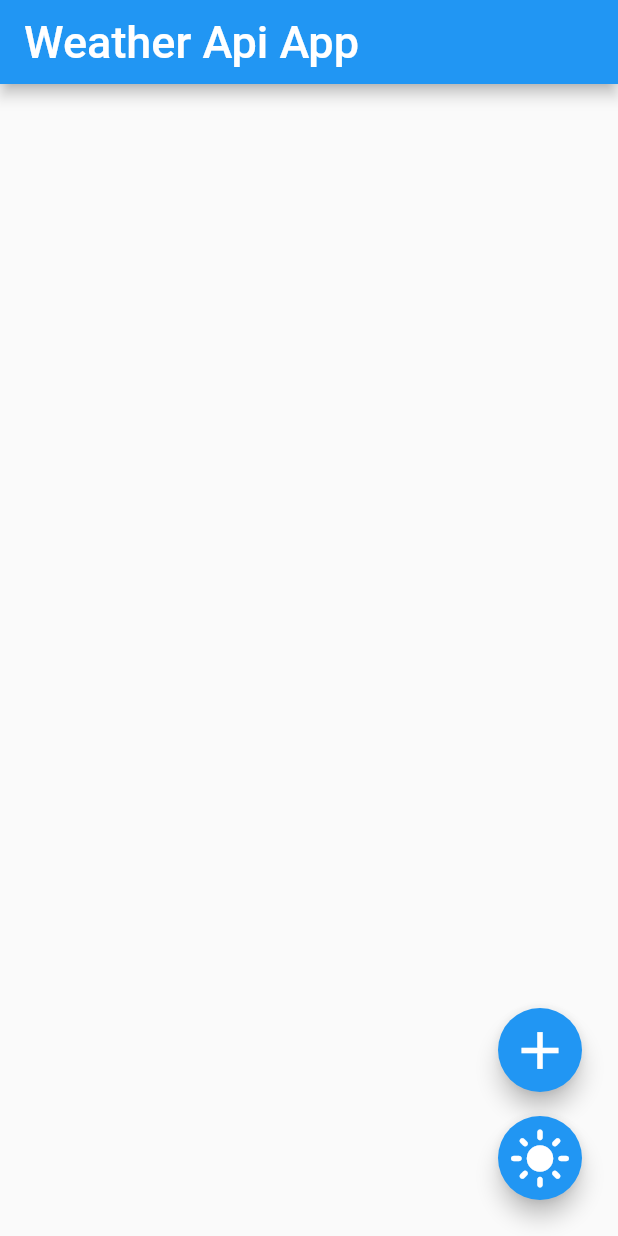
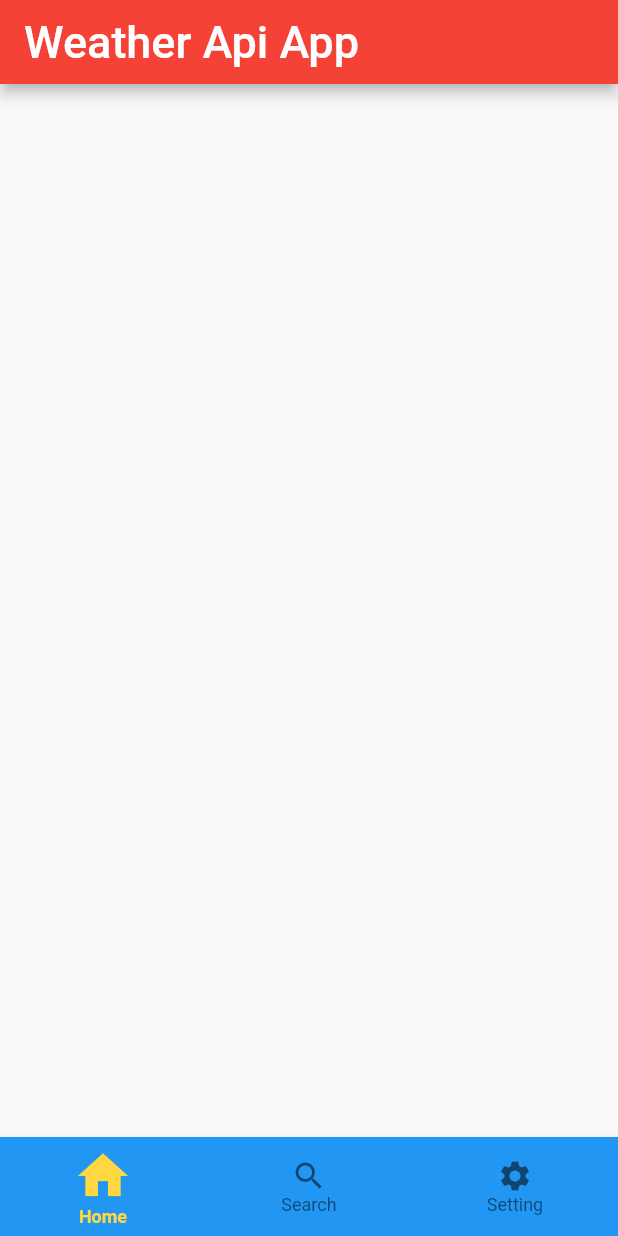
Before and after one commit to LHSang6403/Flutter-Weather-App, a Flutter app: the screen it shows after launch, on a phone screen of 412 x 824 dp. Run offline on Flutter 3.47's test engine with Material 2 defaults, Android fonts, the light colour scheme and no system bars; our stand-ins replace flutter_dotenv.

Commit message:
add menu bar

```diff
--- a/assets/themes.json
+++ b/assets/themes.json
@@ -2,7 +2,7 @@
     "themes": [
       {
         "name": "dark",
-        "primaryColor": "#000000",
+        "primaryColor": "#000001",
         "accentColor": "#FF4081",
         "otherColor1": "#082c6c",
         "otherColor2": "#444444"
--- a/lib/main.dart
+++ b/lib/main.dart
@@ -5,6 +5,9 @@ import 'package:flutter/material.dart';
 import 'widgets/card_body.dart';
 import 'widgets/card_input.dart';
 import 'data/items.dart';
+//import 'widgets/bottom_bar.dart';
+
+ThemeDataModel themeData = ThemeDataModel();
 
 void main() {
   runApp(const MaterialApp(
@@ -32,59 +35,77 @@ class _MyAppState extends State<MyApp> {
     final String jsonString = await rootBundle.loadString('assets/themes.json');
     final data = jsonDecode(jsonString);
 
-    ThemeDataModel themeData = ThemeDataModel();
     themeData.parseThemes(data);
-    //print(themeData.listThemes[0].name);
+    //print(themeData.listThemes);
+    //print(themeData.listThemes[0].primaryColor);
+    print(convertHexToColor(themeData.listThemes[1].primaryColor));
     //print(themeData.listThemes[1].name);
   }
 
-  ThemeData currentTheme = ThemeData.light();
-
-  final modifiedTheme = ThemeData.light().copyWith(
-    // Customize properties of the theme
-    colorScheme: ThemeData.light().colorScheme.copyWith(
-          primary: Colors.red, // Change the primaryColor
-          secondary: Colors.blue, // Change the secondaryColor
-        ),
-  );
-
   Data weatherData = Data();
   void _handleAddCard(String locationName) async {
-    //print('setState, re-render');
     await weatherData.dataHandleAdd(locationName);
     setState(() {});
   }
 
   void _handleDeleteCard(int id) {
     weatherData.items.removeWhere((item) => id == item.getId());
-    //print('setState, re-render');
     setState(() {});
   }
 
   void toggleTheme() {
     //print(currentTheme);
+    // setState(() {
+    //   if (currentTheme == ThemeData.light()) {
+    //     currentTheme = ThemeData.dark();
+    //   } else {
+    //     currentTheme = ThemeData.light();
+    //   }
+    // });
+  }
+
+  int _currentIndex = 0;
+  void _onTabTapped(int index) {
     setState(() {
-      if (currentTheme == ThemeData.light()) {
-        currentTheme = ThemeData.dark();
-      } else {
-        currentTheme = ThemeData.light();
+      _currentIndex = index;
+    });
+
+    // Perform additional actions based on the selected tab
+    switch (index) {
+      case 0:
+        break;
+      case 1:
+        showModalBottomSheet(
+          isScrollControlled: true,
+          context: context,
+          backgroundColor: Colors.white,
+          shape: const RoundedRectangleBorder(
+              borderRadius: BorderRadius.vertical(top: Radius.circular(20))),
+          builder: (BuildContext content) {
+            // context means the position where we want to show this modal -> MyApp
+            return CardInput(addCard: _handleAddCard);
+          },
+        );
+        break;
+      case 2:
+        break;
     }
-    });
   }
 
   @override
   Widget build(BuildContext context) {
+    //print(themeData.listThemes[0].primaryColor);
     return MaterialApp(
-      theme: currentTheme,
-      home: Theme(
-        data: currentTheme,
-        child: Scaffold(
+      //theme: Color(convertHexToInt(themeData.listThemes[0].primaryColor)),
+      home: Scaffold(
         appBar: AppBar(
             title: const Text(
               'Weather Api App',
               style: TextStyle(fontSize: 30),
             ),
-          ),
+            backgroundColor: (themeData.listThemes.isNotEmpty)
+                ? convertHexToColor(themeData.listThemes[1].primaryColor)
+                : (Colors.red)), // can not read themeData
         body: SingleChildScrollView(
           padding: const EdgeInsets.all(16),
           child: Column(
@@ -97,46 +118,29 @@ class _MyAppState extends State<MyApp> {
                 .toList(),
           ),
         ),
-          floatingActionButton: Column(
-            mainAxisAlignment: MainAxisAlignment.end,
-            children: [
-              Padding(
-                padding: const EdgeInsets.all(8.0),
-                child: FloatingActionButton(
-                  onPressed: () {
-                    showModalBottomSheet(
-                      isScrollControlled: true,
-                      context: context,
-                      shape: const RoundedRectangleBorder(
-                          borderRadius:
-                              BorderRadius.vertical(top: Radius.circular(20))),
-                      builder: (BuildContext content) {
-                        // context means the position where we want to show this modal -> MyApp
-                        return CardInput(addCard: _handleAddCard);
-                      },
-                    );
-                  },
-                  child: const Icon(
-                    Icons.add,
-                    size: 42,
+        bottomNavigationBar: BottomNavigationBar(
+          currentIndex: _currentIndex,
+          onTap: _onTabTapped,
+          backgroundColor: Colors.blue,
+          selectedFontSize: 12,
+          selectedIconTheme:
+              const IconThemeData(color: Colors.amberAccent, size: 40),
+          selectedItemColor: Colors.amberAccent,
+          selectedLabelStyle: const TextStyle(fontWeight: FontWeight.bold),
+          items: const <BottomNavigationBarItem>[
+            BottomNavigationBarItem(
+              icon: Icon(Icons.home),
+              label: 'Home',
             ),
+            BottomNavigationBarItem(
+              icon: Icon(Icons.search),
+              label: 'Search',
             ),
-              ),
-              Padding(
-                padding: const EdgeInsets.all(8.0),
-                child: FloatingActionButton(
-                  onPressed: () {
-                    toggleTheme();
-                  },
-                  child: const Icon(
-                    Icons.light_mode,
-                    //Icons.dark_mode,
-                    size: 42,
-                  ),
-                ),
+            BottomNavigationBarItem(
+              icon: Icon(Icons.settings),
+              label: 'Setting',
             ),
           ],
-          ),
         ),
       ),
     );
--- a/lib/theme/theme_loader.dart
+++ b/lib/theme/theme_loader.dart
@@ -1,3 +1,14 @@
+import 'package:flutter/material.dart';
+
+int convertHexToInt(String hexColor) {
+  return int.parse(hexColor.substring(1), radix: 16);
+}
+
+Color convertHexToColor(String hexColor) {
+  final int colorValue = int.parse(hexColor.substring(1), radix: 16);
+  return Color(colorValue);
+}
+
 class customTheme {
   String name;
   String primaryColor;
@@ -56,11 +67,11 @@ class ThemeDataModel {
       // print(otherColor2);
 
       var themeTemp = customTheme(
-        name: name,
-        primaryColor: primaryColor,
-        accentColor: accentColor,
-        otherColor1: otherColor1,
-        otherColor2: otherColor2);
+          name: name,
+          primaryColor: primaryColor,
+          accentColor: accentColor,
+          otherColor1: otherColor1,
+          otherColor2: otherColor2);
       listThemes.add(themeTemp);
     }
   }
```
Lines whose indentation alone changed are shown as unchanged.
